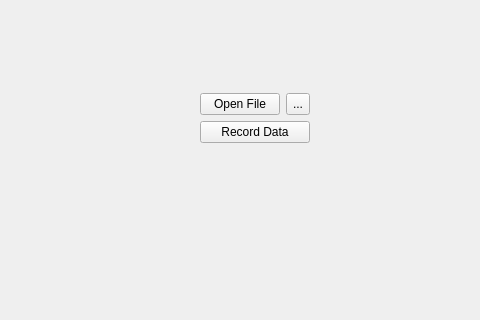
Before: the Qt Designer form src/startpage.ui in KDAB/hotspot, drawn with Qt 5; both pictures show x 286 to 766 and y 286 to 606 of the 1081 by 697 pixel window.
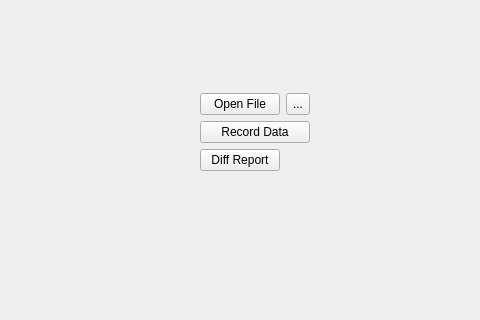
After: the same form once the commit is applied. Icons and pictures are not drawn.

Diff of the .ui file:
```diff
--- a/src/startpage.ui
+++ b/src/startpage.ui
@@ -134,6 +134,13 @@
                </property>
               </widget>
              </item>
+             <item row="2" column="0">
+              <widget class="QPushButton" name="diffButton">
+               <property name="text">
+                <string>Diff Report</string>
+               </property>
+              </widget>
+             </item>
             </layout>
            </widget>
           </item>
```
Left out of the diff: 46 changed lines with no effect on the pictures.
